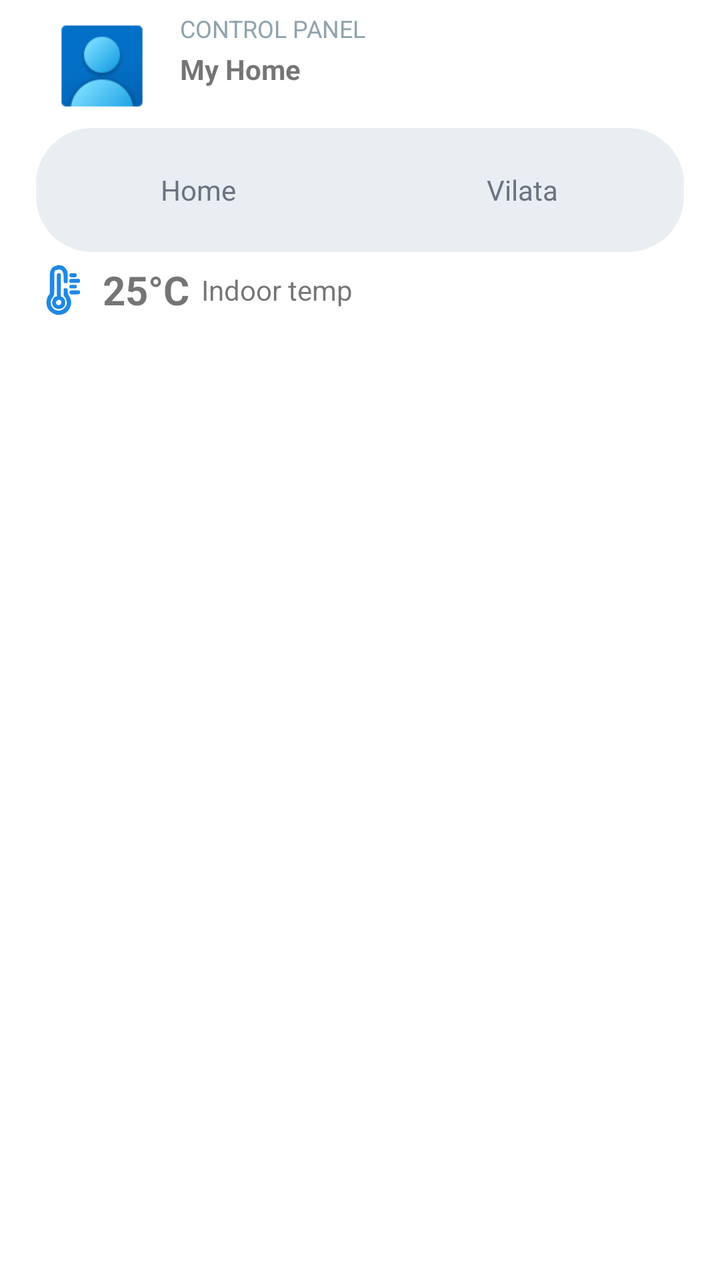
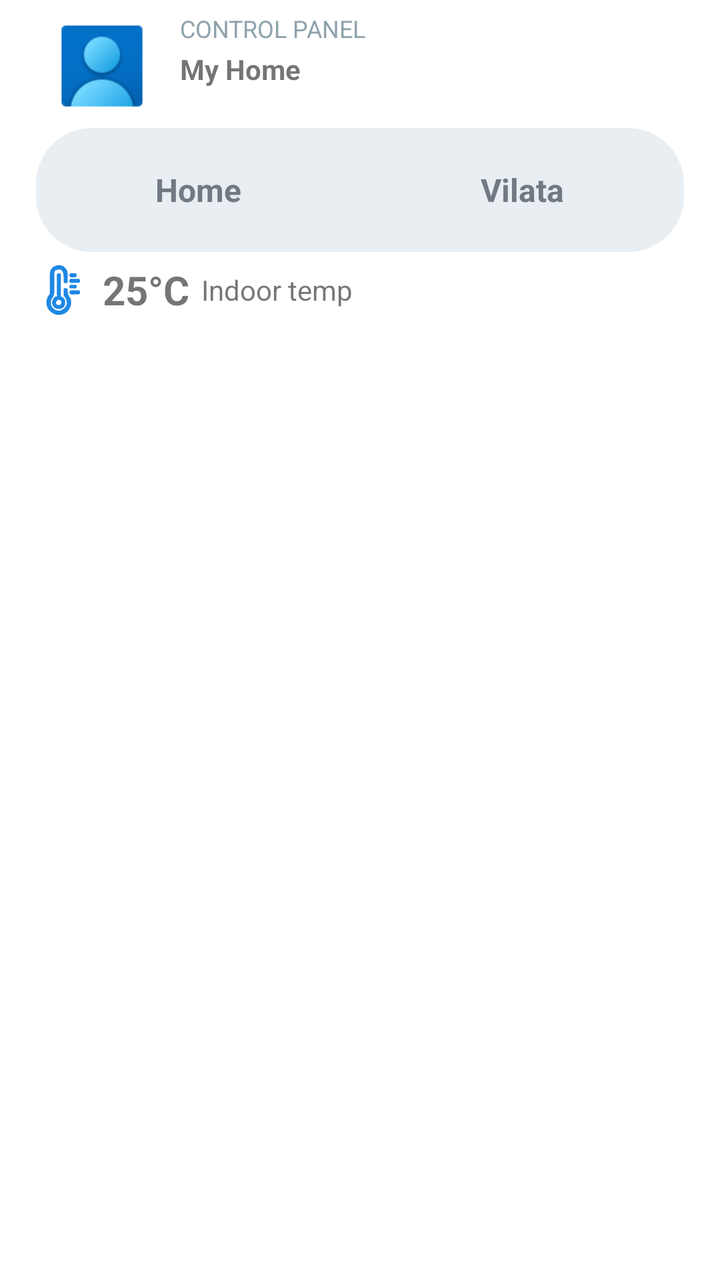

Two renders of the same Android screen: before a commit and after it. Below are the layout's source before the change and the commit's diff.
<!-- AndroidManifest.xml: application theme Theme.ManagingHomeDevicesApp -->
<!-- res/layout/activity_main.xml -->
<?xml version="1.0" encoding="utf-8"?>
<androidx.constraintlayout.widget.ConstraintLayout
    xmlns:android="http://schemas.android.com/apk/res/android"
    xmlns:app="http://schemas.android.com/apk/res-auto"
    xmlns:tools="http://schemas.android.com/tools"
    android:layout_width="match_parent"
    android:layout_height="match_parent"
    android:fitsSystemWindows="true"
    >


    <androidx.constraintlayout.widget.ConstraintLayout
        android:id="@+id/containerControlPanel"
        android:layout_width="0dp"
        android:layout_height="64dp"
        android:padding="6dp"
        app:layout_constraintEnd_toEndOf="parent"
        app:layout_constraintHorizontal_bias="0.0"
        app:tint="@color/colorPrimary"
        app:layout_constraintStart_toStartOf="@id/leftGuide"
        app:layout_constraintTop_toTopOf="parent"
        app:layout_constraintWidth_percent="0.65">

        <ImageView
            android:id="@+id/imgProfile"
            android:layout_width="54dp"
            android:layout_height="54dp"
            android:clipToOutline="true"
            android:scaleType="centerCrop"
            android:src="@drawable/avatar_image"
            app:layout_constraintStart_toStartOf="parent"
            app:layout_constraintTop_toTopOf="parent" />

        <LinearLayout
            android:id="@+id/controlPanelInfo"
            android:layout_width="0dp"
            android:layout_height="wrap_content"
            android:layout_marginStart="12dp"
            android:orientation="vertical"
            app:layout_constraintStart_toEndOf="@id/imgProfile"
            app:layout_constraintTop_toTopOf="@id/imgProfile">

            <TextView
                android:id="@+id/controlPanel"
                android:layout_width="match_parent"
                android:layout_height="0dp"
                android:layout_weight="1"
                android:autoSizeMaxTextSize="12sp"
                android:autoSizeMinTextSize="8sp"
                android:autoSizeStepGranularity="2sp"
                android:autoSizeTextType="uniform"
                android:text="CONTROL PANEL"
                android:textColor="#8FA3AD"
                />

            <TextView
                android:id="@+id/destination"
                android:layout_width="match_parent"
                android:layout_height="0dp"
                android:layout_weight="1"
                android:autoSizeMaxTextSize="14sp"
                android:autoSizeMinTextSize="10sp"
                android:text="My Home"
                android:textStyle="bold"
            />

        </LinearLayout>
    </androidx.constraintlayout.widget.ConstraintLayout>


    <LinearLayout
        android:id="@+id/toggleGroup"
        android:layout_width="0dp"
        android:layout_height="wrap_content"
        android:background="@drawable/toggle_group_background"
        android:orientation="horizontal"
        android:padding="4dp"
        app:layout_constraintEnd_toEndOf="parent"
        app:layout_constraintStart_toStartOf="parent"
        app:layout_constraintTop_toBottomOf="@+id/containerControlPanel"
        app:layout_constraintWidth_percent="0.9">

        <com.google.android.material.button.MaterialButton
            android:id="@+id/btnHome"
            style="@style/Widget.Material3.Button.TonalButton"
            android:layout_width="0dp"
            android:layout_height="54dp"
            android:layout_weight="1"
            android:layout_marginEnd="4dp"
            android:text="Home"
            android:textAllCaps="false"
            android:textColor="@color/toggle_text_selector"
            android:textSize="14sp"
            app:backgroundTint="@color/toggle_bg_selector"
            app:rippleColor="@android:color/transparent"
            app:shapeAppearanceOverlay="@style/ToggleButtonShape"
            app:strokeWidth="0dp"
            />

        <com.google.android.material.button.MaterialButton
            android:id="@+id/btnVilata"
            style="@style/Widget.Material3.Button.TonalButton"
            android:layout_width="0dp"
            android:layout_height="54dp"
            android:layout_weight="1"
            android:layout_marginStart="4dp"
            android:text="Vilata"
            android:textAllCaps="false"
            android:textColor="@color/toggle_text_selector"
            android:textSize="14sp"
            app:backgroundTint="@color/toggle_bg_selector"
            app:rippleColor="@android:color/transparent"
            app:shapeAppearanceOverlay="@style/ToggleButtonShape"
            app:strokeWidth="0dp"
            />

    </LinearLayout>

    <androidx.recyclerview.widget.RecyclerView
        android:id="@+id/recyclerView"
        android:layout_width="match_parent"
        android:layout_height="match_parent"
        android:layout_marginTop="160dp"
        android:clipToPadding="false"
        android:padding="8dp"
        app:layout_constraintBottom_toBottomOf="parent"
        app:layout_constraintEnd_toEndOf="parent"
        app:layout_constraintStart_toStartOf="parent"
        app:layout_constraintTop_toBottomOf="@+id/iconTextGroup" />

    <androidx.constraintlayout.widget.Guideline
        android:id="@+id/leftGuide"
        android:layout_width="wrap_content"
        android:layout_height="wrap_content"
        android:orientation="vertical"
        app:layout_constraintGuide_percent="0.05" />

    <LinearLayout
        android:id="@+id/iconTextGroup"
        android:layout_width="185dp"
        android:layout_height="28dp"
        android:gravity="center_vertical"
        android:orientation="horizontal"
        android:layout_marginTop="5dp"
        app:layout_constraintTop_toBottomOf="@id/toggleGroup"
        app:layout_constraintStart_toStartOf="@id/leftGuide">

        <ImageView
            android:layout_width="0dp"
            android:layout_height="wrap_content"
            android:layout_weight="0.5"
            android:src="@drawable/temprature"
            app:tint="@color/colorPrimary"
            tools:layout_editor_absoluteX="41dp"
            tools:layout_editor_absoluteY="74dp"
            />

        <TextView
            android:id="@+id/degree"
            android:layout_width="0dp"
            android:layout_height="match_parent"
            android:layout_weight="1"
            android:autoSizeMaxTextSize="24sp"
            android:autoSizeMinTextSize="14sp"
            android:autoSizeStepGranularity="2sp"
            android:autoSizeTextType="uniform"
            android:gravity="center"
            android:text="25°C"
            android:textStyle="bold"
            tools:layout_editor_absoluteX="38dp"
            tools:layout_editor_absoluteY="62dp" />

        <TextView
            android:id="@+id/textView"
            android:layout_width="47dp"
            android:layout_height="match_parent"
            android:layout_weight="1"
            android:gravity="center_vertical"
            android:text="Indoor temp"

            tools:layout_editor_absoluteX="38dp"
            tools:layout_editor_absoluteY="62dp" />

    </LinearLayout>


</androidx.constraintlayout.widget.ConstraintLayout>
<!-- resources referenced by this layout -->
<resources>
  <color name="colorPrimary">#1E88E5</color>
  <!-- drawable avatar_image: png bitmap (drawable, 3218 bytes) -->
  <!-- drawable temprature: vector/xml drawable (drawable, 4643 chars, omitted) -->
  <!-- drawable toggle_group_background (drawable) -->
  <?xml version="1.0" encoding="utf-8"?>
  <shape xmlns:android="http://schemas.android.com/apk/res/android"
      android:shape="rectangle">
      <solid android:color="@color/toggle_container" />
      <corners android:radius="28dp" />
  </shape>
  <style name="ToggleButtonShape">
          <item name="cornerFamily">rounded</item>
          <item name="cornerSize">22dp</item>
      </style>
  <style name="Theme.ManagingHomeDevicesApp" parent="Theme.MaterialComponents.DayNight.NoActionBar">
          
  
          <item name="colorPrimaryVariant">#3700B3</item>
          <item name="colorOnPrimary">#FFFFFF</item>
  
          
          <item name="colorSecondary">#26A69A</item>
          <item name="colorOnSecondary">#FFFFFF</item>
  
          
          <item name="android:statusBarColor">#121212</item>
          <item name="android:forceDarkAllowed">true</item>
  
          
          <item name="android:colorBackground">@color/colorBackgroundLight</item>
          <item name="colorSurface">@color/colorSurface</item>
  
          
          <item name="colorOnSurface">@color/colorTextPrimary</item>
  
  
          
          <item name="android:textColorPrimary">@color/colorTextPrimary</item>
          <item name="android:textColorSecondary">@color/colorTextSecondary</item>
  
      </style>
  <color name="toggle_container">#E9EEF3</color>
  <color name="colorBackgroundLight">#FFFFFF</color>
  <color name="colorSurface">#F5F5F5</color>
  <color name="colorTextPrimary">#3d3d3d  </color>
  <color name="colorTextSecondary">#939393</color>
</resources>

<!-- the commit's change to res/layout/activity_main.xml (unified diff, before → after) -->
@@ -90,11 +90,12 @@
             android:text="Home"
             android:textAllCaps="false"
             android:textColor="@color/toggle_text_selector"
-            android:textSize="14sp"
+            android:textSize="16sp"
+            android:textStyle="bold"
             app:backgroundTint="@color/toggle_bg_selector"
             app:rippleColor="@android:color/transparent"
             app:shapeAppearanceOverlay="@style/ToggleButtonShape"
-            app:strokeWidth="0dp"
+
             />
 
         <com.google.android.material.button.MaterialButton
@@ -107,11 +108,12 @@
             android:text="Vilata"
             android:textAllCaps="false"
             android:textColor="@color/toggle_text_selector"
-            android:textSize="14sp"
+            android:textSize="16sp"
+            android:textStyle="bold"
             app:backgroundTint="@color/toggle_bg_selector"
             app:rippleColor="@android:color/transparent"
             app:shapeAppearanceOverlay="@style/ToggleButtonShape"
-            app:strokeWidth="0dp"
+
             />
 
     </LinearLayout>
